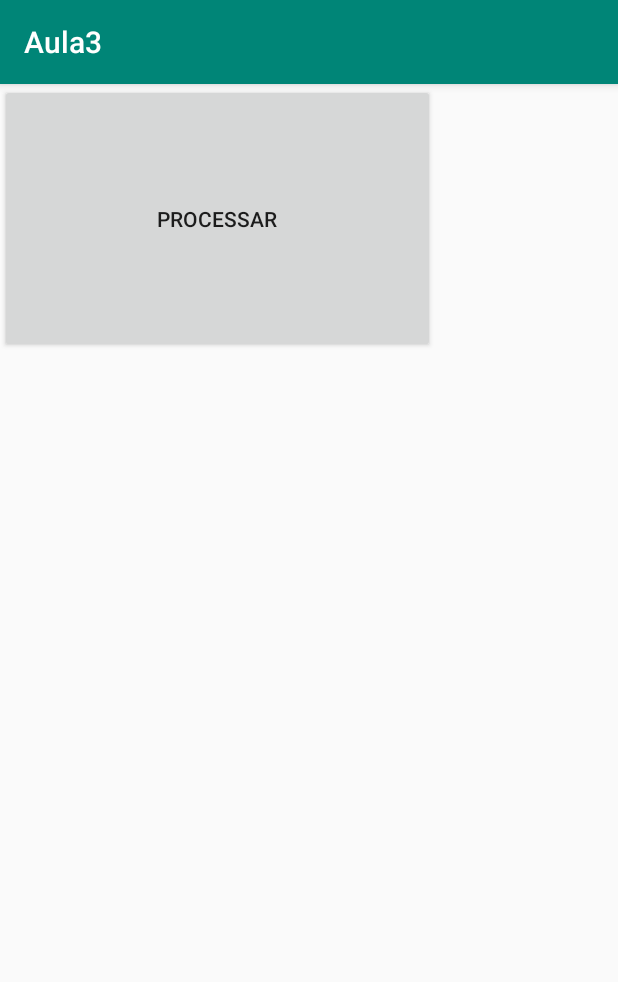
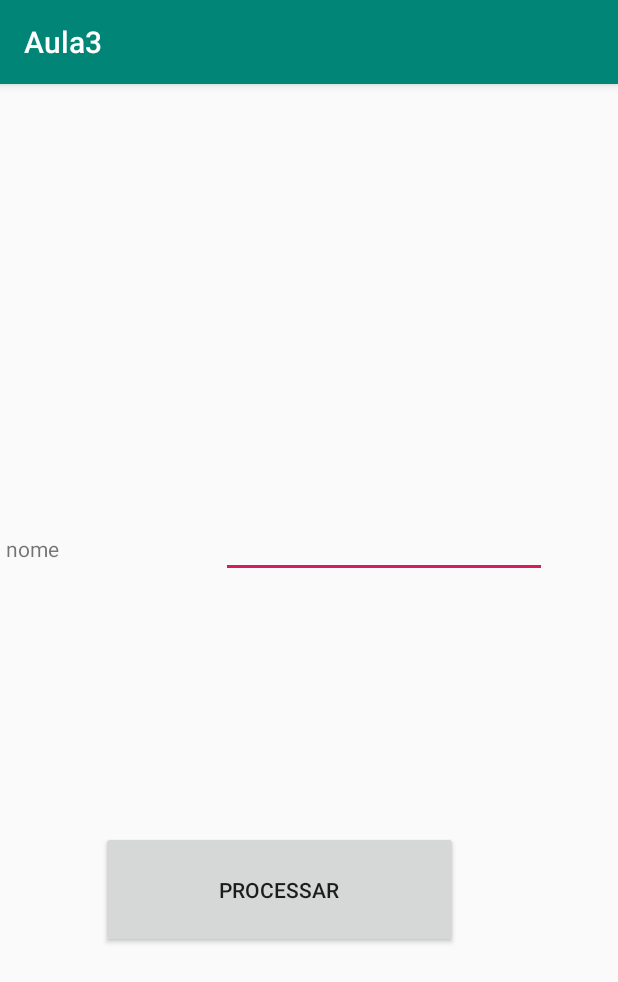
Before and after one commit to EsterMarcos/PAM-Aula-3, an Android app: the screen it shows after launch (MainActivity), on a phone screen of 412 x 824 dp. Shown: the top 982 px of the screen. Run offline under Robolectric (Android 15) with nearby library versions, the phone set to English and light mode, and no system bars.

Commit message:
Constraint Layout

```diff
--- a/app/src/main/res/layout/activity_main.xml
+++ b/app/src/main/res/layout/activity_main.xml
@@ -2,17 +2,50 @@
 <android.support.constraint.ConstraintLayout xmlns:android="http://schemas.android.com/apk/res/android"
     xmlns:app="http://schemas.android.com/apk/res-auto"
     xmlns:tools="http://schemas.android.com/tools"
-    android:id="@+id/btnprocessar"
+    android:id="@+id/txtName"
     android:layout_width="match_parent"
     android:layout_height="match_parent"
     tools:context=".MainActivity">
 
     <Button
-        android:id="@+id/btnprocessar"
-        android:layout_width="290dp"
-        android:layout_height="179dp"
+        android:id="@+id/btnProcessar"
+        android:layout_width="238dp"
+        android:layout_height="78dp"
+        android:layout_marginStart="16dp"
+        android:layout_marginLeft="16dp"
+        android:layout_marginTop="8dp"
+        android:layout_marginEnd="8dp"
+        android:layout_marginRight="8dp"
+        android:layout_marginBottom="32dp"
         android:onClick="onProcessar"
         android:text="@string/Processar"
-        tools:layout_editor_absoluteX="60dp"
-        tools:layout_editor_absoluteY="153dp" />
+        app:layout_constraintBottom_toBottomOf="parent"
+        app:layout_constraintEnd_toEndOf="@+id/txtNome"
+        app:layout_constraintStart_toStartOf="parent"
+        app:layout_constraintTop_toBottomOf="@+id/txtNome" />
+
+    <TextView
+        android:id="@+id/lblNome"
+        android:layout_width="123dp"
+        android:layout_height="35dp"
+        android:layout_marginStart="4dp"
+        android:layout_marginLeft="4dp"
+        android:layout_marginTop="300dp"
+        android:text="@string/nome"
+        app:layout_constraintStart_toStartOf="parent"
+        app:layout_constraintTop_toTopOf="parent" />
+
+    <EditText
+        android:id="@+id/txtNome"
+        android:layout_width="0dp"
+        android:layout_height="43dp"
+        android:layout_marginStart="20dp"
+        android:layout_marginLeft="20dp"
+        android:layout_marginEnd="47dp"
+        android:layout_marginRight="47dp"
+        android:ems="10"
+        android:inputType="textPersonName"
+        app:layout_constraintBaseline_toBaselineOf="@+id/lblNome"
+        app:layout_constraintEnd_toEndOf="parent"
+        app:layout_constraintStart_toEndOf="@+id/lblNome" />
 </android.support.constraint.ConstraintLayout>
--- a/app/src/main/res/values/strings.xml
+++ b/app/src/main/res/values/strings.xml
@@ -1,4 +1,5 @@
 <resources>
     <string name="app_name">Aula3</string>
     <string name="Processar">processar</string>
+    <string name="nome">nome</string>
 </resources>
```
